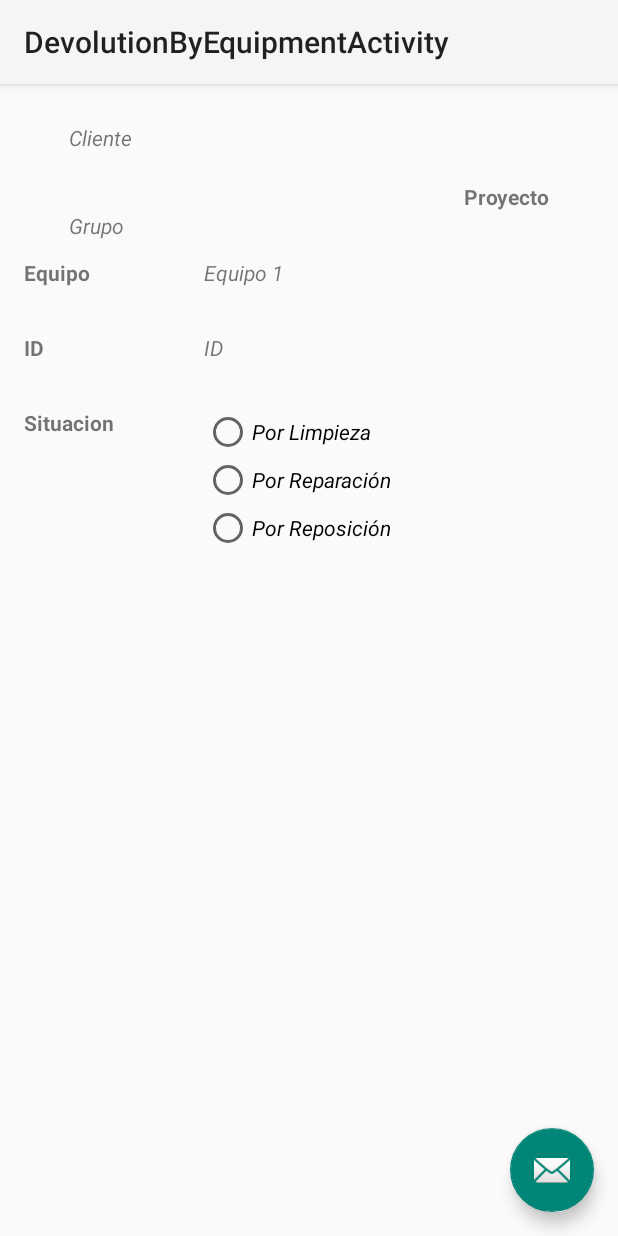
After one commit to unispan/mobile-app-unispan, an Android app: the DevolutionByEquipmentActivity screen opened directly, with no data from a screen before it, on a phone screen of 412 x 824 dp. The commit adds this screen. Run offline under Robolectric (Android 15) with nearby library versions, the phone set to English and light mode, and no system bars.

Commit message:
Agregar Activity DevolutionByEquipment

```diff
--- a/app/src/main/AndroidManifest.xml
+++ b/app/src/main/AndroidManifest.xml
@@ -42,6 +42,10 @@
         <activity
             android:name=".activities.EquipmentActivity"
             android:label="@string/title_activity_equipment"
+            android:theme="@style/AppTheme.NoActionBar" />
+        <activity
+            android:name=".activities.DevolutionByEquipmentActivity"
+            android:label="@string/title_activity_devolution_by_equipment"
             android:theme="@style/AppTheme.NoActionBar"></activity>
     </application>
 
--- /dev/null
+++ b/app/src/main/java/pe/com/unispan/mobile/activities/DevolutionByEquipmentActivity.java
@@ -0,0 +1,31 @@
+package pe.com.unispan.mobile.activities;
+
+import android.os.Bundle;
+import android.support.design.widget.FloatingActionButton;
+import android.support.design.widget.Snackbar;
+import android.support.v7.app.AppCompatActivity;
+import android.support.v7.widget.Toolbar;
+import android.view.View;
+
+import pe.com.unispan.mobile.R;
+
+public class DevolutionByEquipmentActivity extends AppCompatActivity {
+
+    @Override
+    protected void onCreate(Bundle savedInstanceState) {
+        super.onCreate(savedInstanceState);
+        setContentView(R.layout.activity_devolution_by_equipment);
+        Toolbar toolbar = (Toolbar) findViewById(R.id.toolbar);
+        setSupportActionBar(toolbar);
+
+        FloatingActionButton fab = (FloatingActionButton) findViewById(R.id.fab);
+        fab.setOnClickListener(new View.OnClickListener() {
+            @Override
+            public void onClick(View view) {
+                Snackbar.make(view, "Replace with your own action", Snackbar.LENGTH_LONG)
+                        .setAction("Action", null).show();
+            }
+        });
+    }
+
+}
--- /dev/null
+++ b/app/src/main/res/layout/activity_devolution_by_equipment.xml
@@ -0,0 +1,34 @@
+<?xml version="1.0" encoding="utf-8"?>
+<android.support.design.widget.CoordinatorLayout xmlns:android="http://schemas.android.com/apk/res/android"
+    xmlns:app="http://schemas.android.com/apk/res-auto"
+    xmlns:tools="http://schemas.android.com/tools"
+    android:layout_width="match_parent"
+    android:layout_height="match_parent"
+    android:fitsSystemWindows="true"
+    tools:context="pe.com.unispan.mobile.activities.DevolutionByEquipmentActivity">
+
+    <android.support.design.widget.AppBarLayout
+        android:layout_width="match_parent"
+        android:layout_height="wrap_content"
+        android:theme="@style/AppTheme.AppBarOverlay">
+
+        <android.support.v7.widget.Toolbar
+            android:id="@+id/toolbar"
+            android:layout_width="match_parent"
+            android:layout_height="?attr/actionBarSize"
+            android:background="?attr/colorPrimary"
+            app:popupTheme="@style/AppTheme.PopupOverlay" />
+
+    </android.support.design.widget.AppBarLayout>
+
+    <include layout="@layout/content_devolution_by_equipment" />
+
+    <android.support.design.widget.FloatingActionButton
+        android:id="@+id/fab"
+        android:layout_width="wrap_content"
+        android:layout_height="wrap_content"
+        android:layout_gravity="bottom|end"
+        android:layout_margin="@dimen/fab_margin"
+        app:srcCompat="@android:drawable/ic_dialog_email" />
+
+</android.support.design.widget.CoordinatorLayout>
--- /dev/null
+++ b/app/src/main/res/layout/content_devolution_by_equipment.xml
@@ -0,0 +1,135 @@
+<?xml version="1.0" encoding="utf-8"?>
+<RelativeLayout xmlns:android="http://schemas.android.com/apk/res/android"
+    xmlns:app="http://schemas.android.com/apk/res-auto"
+    xmlns:tools="http://schemas.android.com/tools"
+    android:id="@+id/content_devolution_by_equipment"
+    android:layout_width="match_parent"
+    android:layout_height="match_parent"
+    android:paddingBottom="@dimen/activity_vertical_margin"
+    android:paddingLeft="@dimen/activity_horizontal_margin"
+    android:paddingRight="@dimen/activity_horizontal_margin"
+    android:paddingTop="@dimen/activity_vertical_margin"
+    app:layout_behavior="@string/appbar_scrolling_view_behavior"
+    tools:context="pe.com.unispan.mobile.activities.DevolutionByEquipmentActivity"
+    tools:showIn="@layout/activity_devolution_by_equipment">
+
+    <LinearLayout
+        android:layout_width="match_parent"
+        android:layout_height="match_parent"
+        android:orientation="vertical">
+        <LinearLayout
+            android:layout_width="match_parent"
+            android:layout_height="100dp"
+            android:orientation="vertical"
+            android:paddingTop="10dp"
+            android:paddingLeft="30dp"
+            android:paddingRight="30dp">
+            <TextView
+                android:layout_width="match_parent"
+                android:layout_height="wrap_content"
+                android:text="Cliente"
+                android:id="@id/customerTextView"
+                android:textStyle="italic"/>
+
+            <TextView
+                android:layout_width="match_parent"
+                android:layout_height="wrap_content"
+                android:text="Proyecto"
+                android:id="@id/buildTextView"
+                android:paddingTop="20dp"
+                android:textStyle="bold"
+                android:gravity="end"/>
+
+            <TextView
+                android:layout_width="match_parent"
+                android:layout_height="wrap_content"
+                android:text="Grupo"
+                android:id="@id/nameGroupTextView"
+                android:textStyle="italic"/>
+        </LinearLayout>
+
+        <LinearLayout
+            android:layout_width="match_parent"
+            android:layout_height="50dp"
+            android:orientation="horizontal">
+
+            <TextView
+                android:layout_width="120dp"
+                android:layout_height="match_parent"
+                android:text="Equipo"
+                android:textStyle="bold"/>
+
+            <TextView
+                android:layout_width="match_parent"
+                android:layout_height="match_parent"
+                android:text="Equipo 1"
+                android:textStyle="italic"
+                android:id="@+id/DetalleNameEquipo"/>
+        </LinearLayout>
+
+        <LinearLayout
+            android:layout_width="match_parent"
+            android:layout_height="50dp"
+            android:orientation="horizontal">
+
+            <TextView
+                android:layout_width="120dp"
+                android:layout_height="match_parent"
+                android:text="ID"
+                android:textStyle="bold"/>
+
+            <TextView
+                android:layout_width="match_parent"
+                android:layout_height="match_parent"
+                android:text="ID"
+                android:textStyle="italic"
+                android:id="@+id/DetalleID"/>
+        </LinearLayout>
+
+
+        <LinearLayout
+            android:layout_width="match_parent"
+            android:layout_height="120dp"
+            android:orientation="horizontal">
+
+            <TextView
+                android:layout_width="120dp"
+                android:layout_height="match_parent"
+                android:text="Situacion"
+                android:textStyle="bold"/>
+
+            <LinearLayout
+                android:layout_width="match_parent"
+                android:layout_height="match_parent"
+                android:orientation="vertical">
+
+                <RadioButton
+                    android:layout_width="wrap_content"
+                    android:layout_height="wrap_content"
+                    android:textStyle="italic"
+                    android:text="Por Limpieza"
+                    android:id="@+id/PorLimpiezaTextView"/>
+                <RadioButton
+                    android:layout_width="wrap_content"
+                    android:layout_height="wrap_content"
+                    android:textStyle="italic"
+                    android:text="Por Reparación"
+                    android:id="@+id/PorReparacionTextView"/>
+                <RadioButton
+                    android:layout_width="wrap_content"
+                    android:layout_height="wrap_content"
+                    android:textStyle="italic"
+                    android:text="Por Reposición"
+                    android:id="@+id/PorReposicionTextView"/>
+
+            </LinearLayout>
+
+
+
+        </LinearLayout>
+
+
+    </LinearLayout>
+
+
+</RelativeLayout>
--- a/app/src/main/res/values/strings.xml
+++ b/app/src/main/res/values/strings.xml
@@ -24,4 +24,5 @@
     <string name="action_settings">Settings</string>
     <string name="title_activity_devolution">DevolutionActivity</string>
     <string name="title_activity_equipment">EquipmentActivity</string>
+    <string name="title_activity_devolution_by_equipment">DevolutionByEquipmentActivity</string>
 </resources>
```
